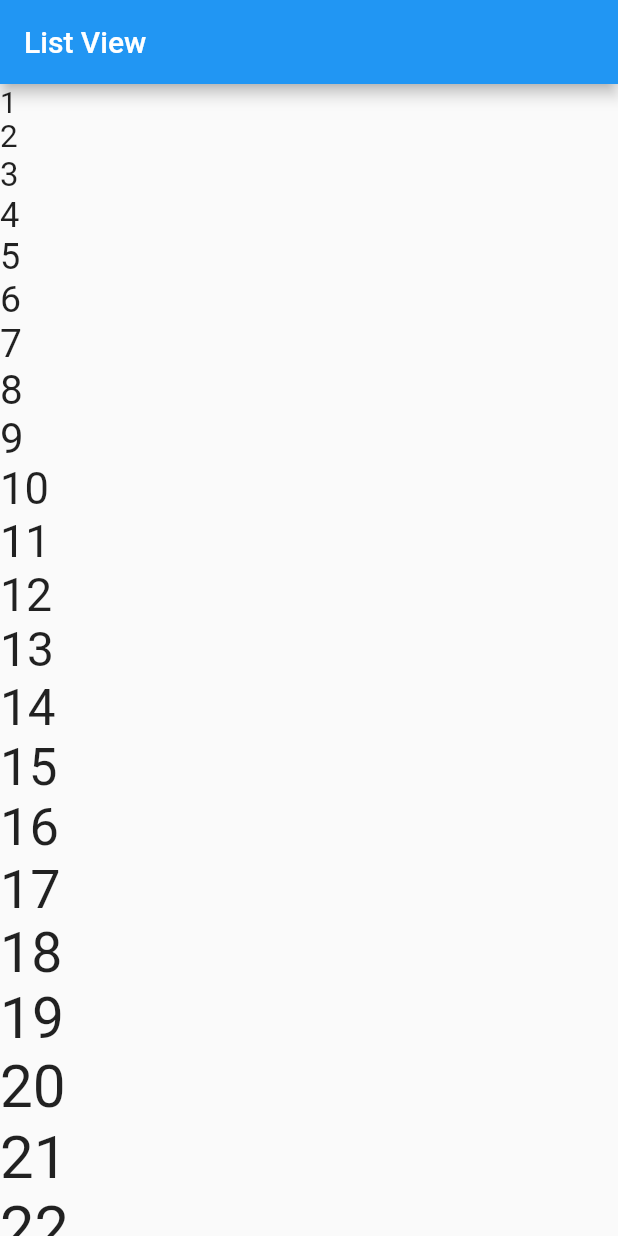
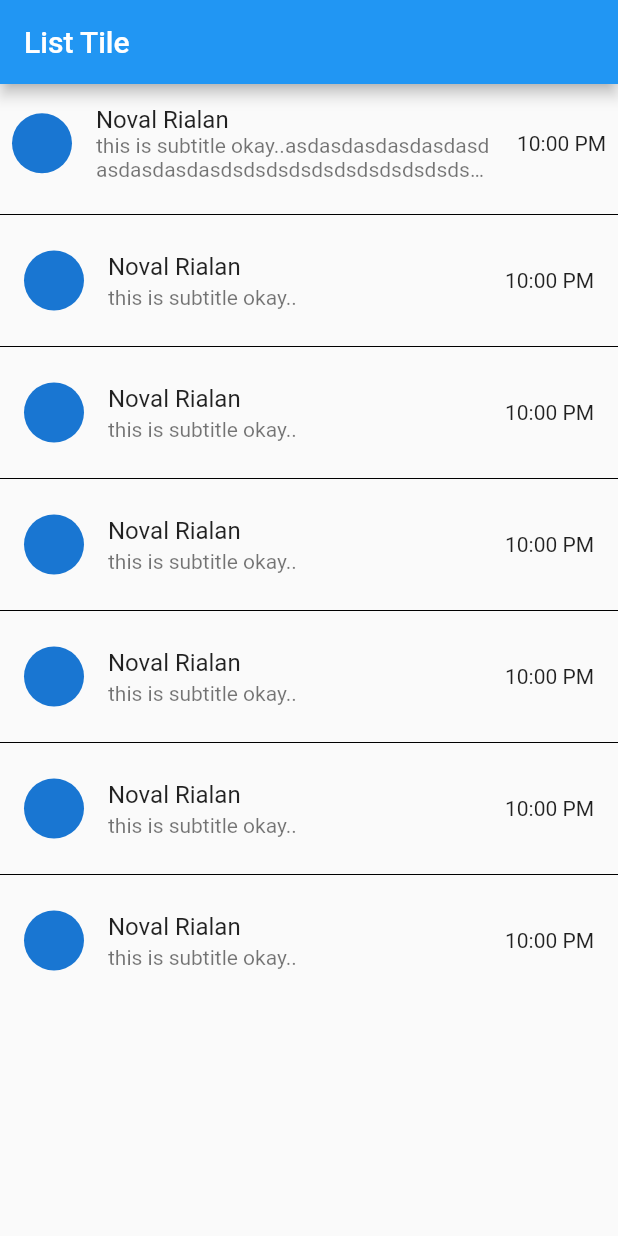
Before and after one commit to novalrialan/flutter-list-view, a Flutter app: the screen it shows after launch, on a phone screen of 412 x 824 dp. Run offline on Flutter 3.47's test engine with Material 2 defaults, Android fonts, the phone set to English and light mode, and no system bars.

Commit message:
modify method part7 listview with listtile

```diff
--- a/lib/main.dart
+++ b/lib/main.dart
@@ -5,30 +5,73 @@ void main() {
 }
 
 class MyApp extends StatelessWidget {
-  final List<Color> myColor = [
-    Colors.red,
-    Colors.green,
-    Colors.blue,
-    Colors.amber,
-  ];
-
-  final List<Widget> myList = List.generate(
-      100,
-      (index) => Text(
-            "${index + 1}",
-            style: TextStyle(
-              fontSize: 20 + double.parse(index.toString()),
-            ),
-          ));
-  @override
   Widget build(BuildContext context) {
     return MaterialApp(
       home: Scaffold(
         appBar: AppBar(
-          title: Text("List View"),
+          title: Text("List Tile"),
         ),
         body: ListView(
-          children: myList,
+          children: [
+            ListTile(
+              contentPadding: EdgeInsets.symmetric(vertical: 10, horizontal: 8),
+              title: Text("Noval Rialan"),
+              subtitle: Text(
+                "this is subtitle okay..asdasdasdasdasdasdasdasdasdasdsdsdsdsdsdsdsdsdsdsdsdsdsds",
+                maxLines: 2,
+                overflow: TextOverflow.ellipsis,
+              ),
+              leading: CircleAvatar(),
+              trailing: Text("10:00 PM"),
+              // tileColor: Colors.red,
+              // dense: true,
+              // onTap: () {
+              //   return;
+              // }
+            ),
+            Divider(color: Colors.black),
+            ListTile(
+              title: Text("Noval Rialan"),
+              subtitle: Text("this is subtitle okay.."),
+              leading: CircleAvatar(),
+              trailing: Text("10:00 PM"),
+            ),
+            Divider(color: Colors.black),
+            ListTile(
+              title: Text("Noval Rialan"),
+              subtitle: Text("this is subtitle okay.."),
+              leading: CircleAvatar(),
+              trailing: Text("10:00 PM"),
+            ),
+            Divider(color: Colors.black),
+            ListTile(
+              title: Text("Noval Rialan"),
+              subtitle: Text("this is subtitle okay.."),
+              leading: CircleAvatar(),
+              trailing: Text("10:00 PM"),
+            ),
+            Divider(color: Colors.black),
+            ListTile(
+              title: Text("Noval Rialan"),
+              subtitle: Text("this is subtitle okay.."),
+              leading: CircleAvatar(),
+              trailing: Text("10:00 PM"),
+            ),
+            Divider(color: Colors.black),
+            ListTile(
+              title: Text("Noval Rialan"),
+              subtitle: Text("this is subtitle okay.."),
+              leading: CircleAvatar(),
+              trailing: Text("10:00 PM"),
+            ),
+            Divider(color: Colors.black),
+            ListTile(
+              title: Text("Noval Rialan"),
+              subtitle: Text("this is subtitle okay.."),
+              leading: CircleAvatar(),
+              trailing: Text("10:00 PM"),
+            ),
+          ],
         ),
       ),
     );
```
